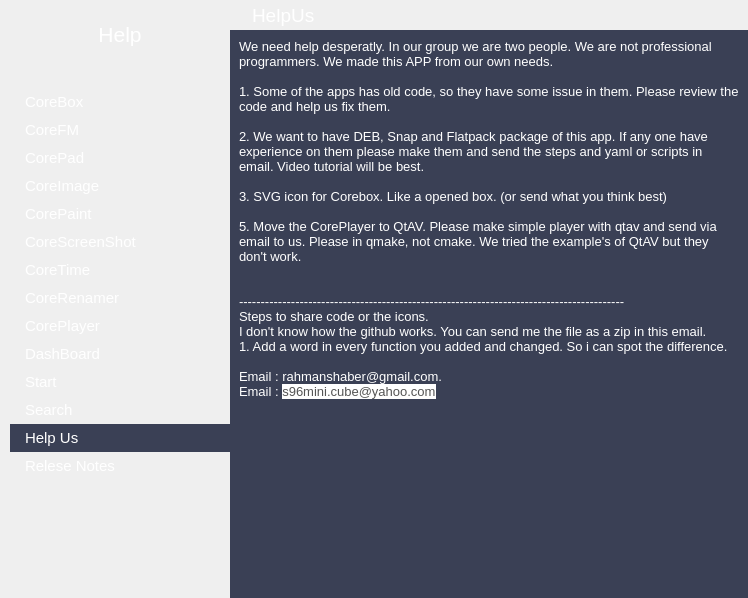
rahmanshaber/corebox, file app/help/help.ui: the form before one commit.
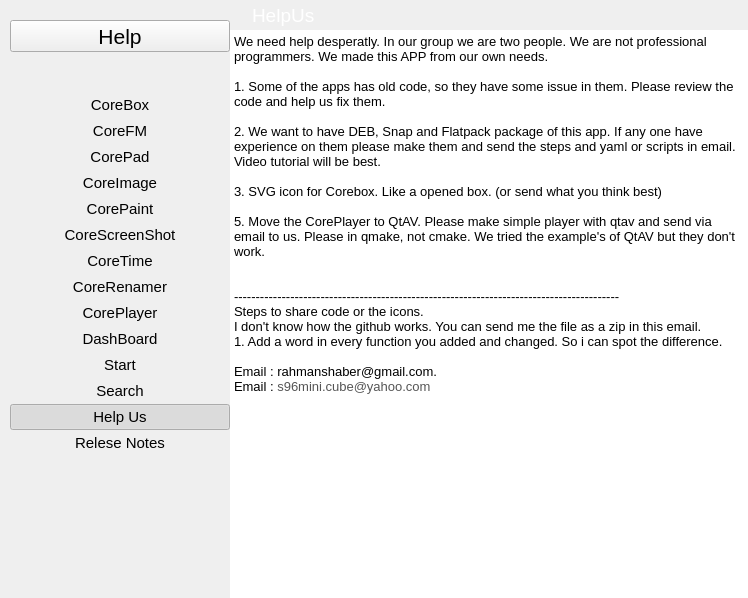
The form after the commit. Icons and pictures are not drawn.

What changed in the file:
```diff
--- a/app/help/help.ui
+++ b/app/help/help.ui
@@ -18,64 +18,7 @@
     <normaloff>:/icons/Help.svg</normaloff>:/icons/Help.svg</iconset>
   </property>
   <property name="styleSheet">
-   <string notr="true">
-/*Help */
-
-#appTitle{
-    border: 1px #232323;
-    background-color: transparent;
-    color: #ffffff;}
-
-
-QFrame [accessibleName=&quot;nameBar&quot;]{
-    background-color:#363941;
-    color: #FFFFFF;}
-
-
-QWidget [accessibleName=&quot;shortcut&quot;]{
-    background-color: #2A2A2A;
-    color: #ffffff;
-    border: 1px #161616;}
-
-
-QTextEdit{
-    padding: 5px 5px 5px 5px;
-    background-color: #3A4055;
-    color: #ffffff;
-    border: 1px #161616;}
-
-
-QPushButton{
-    background-color: transparent;
-    color: #ffffff;
-    border: 1px #2A2A2A;
-    Text-align:left;
-    padding: 5px 5px 5px 15px;}
-QPushButton:checked{
-    background-color: #3A4055;}
-QPushButton:hover {
-    background-color: #3A4055;}
-
-
-QScrollBar:vertical {
-    background-color: rgba( 0, 0, 0, 72% );
-    max-width: 8px;
-    border-radius: 4px;
-    padding: 1px; }
-QScrollBar::handle:vertical {
-    background-color: silver;
-    max-width: 6px;
-    min-height: 12px;
-    border-radius: 3px; }
-QScrollBar::sub-page:vertical {
-    background-color: rgba( 0, 0, 0, 72% ); }
-QScrollBar::add-page:vertical {
-    background-color: rgba( 0, 0, 0, 72% ); }
-QScrollBar::add-line:vertical,
-QScrollBar::sub-line:vertical {
-    width: 0px; height: 0px; }
-
-</string>
+   <string notr="true"/>
   </property>
   <layout class="QGridLayout" name="gridLayout">
    <property name="leftMargin">
```
